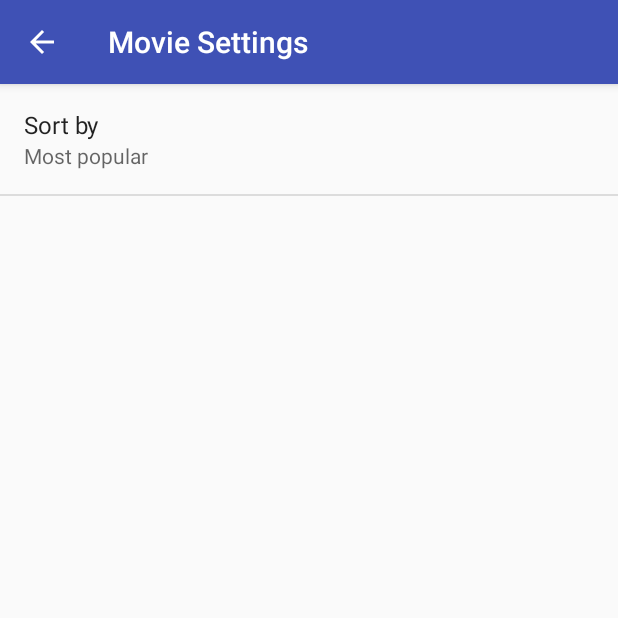
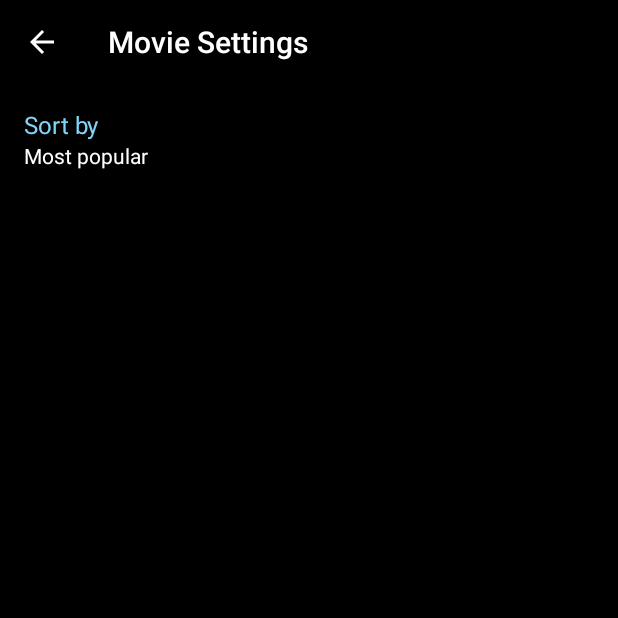
Before and after one commit to younes-makhtoum/popular-movies-app, an Android app: the SettingsActivity screen opened directly, with no data from a screen before it, on a phone screen of 412 x 824 dp, the top half of it. Run offline under Robolectric (Android 15) with nearby library versions, the phone set to English and light mode, and no system bars.

Commit message:
Update app UI with new dark theme

```diff
--- a/app/src/main/AndroidManifest.xml
+++ b/app/src/main/AndroidManifest.xml
@@ -16,7 +16,6 @@
         <activity android:name=".ui.welcomescreen.MainActivity">
             <intent-filter>
                 <action android:name="android.intent.action.MAIN" />
-
                 <category android:name="android.intent.category.LAUNCHER" />
             </intent-filter>
         </activity>
--- a/app/src/main/res/values/colors.xml
+++ b/app/src/main/res/values/colors.xml
@@ -1,6 +1,11 @@
 <?xml version="1.0" encoding="utf-8"?>
 <resources>
+    <!-- App base colors-->
     <color name="colorPrimary">#3F51B5</color>
-    <color name="colorPrimaryDark">#303F9F</color>
-    <color name="colorAccent">#FF4081</color>
+    <color name="colorPrimaryDark">#000000</color>
+    <color name="colorAccent">#FF8A65</color>
+
+    <!-- Text colors-->
+    <color name="pureWhite">#FFFFFF</color>
+    <color name="lightBlue">#81D4FA</color>
 </resources>
--- a/app/src/main/res/values/styles.xml
+++ b/app/src/main/res/values/styles.xml
@@ -6,6 +6,11 @@
         <item name="colorPrimary">@color/colorPrimary</item>
         <item name="colorPrimaryDark">@color/colorPrimaryDark</item>
         <item name="colorAccent">@color/colorAccent</item>
+        <item name="android:windowBackground">@color/colorPrimaryDark</item>
+        <item name="android:background">@color/colorPrimaryDark</item>
+        <item name="android:textColorPrimary">@color/lightBlue</item>
+        <item name="android:textColorSecondary">@color/pureWhite</item>
+        <item name="android:textColorAlertDialogListItem">@color/pureWhite</item>
     </style>
 
     <style name="Label">
@@ -13,6 +18,7 @@
         <item name="android:layout_height">wrap_content</item>
         <item name="android:textStyle">bold</item>
         <item name="android:textSize">@dimen/label_size</item>
+        <item name="android:textColor">@color/lightBlue</item>
     </style>
 
     <style name="Data">
@@ -20,7 +26,7 @@
         <item name="android:layout_height">wrap_content</item>
         <item name="android:layout_margin">@dimen/half_margin</item>
         <item name="android:textSize">@dimen/data_size</item>
-        <item name="android:textColor">@color/colorPrimaryDark</item>
+        <item name="android:textColor">@color/pureWhite</item>
     </style>
 
 </resources>
```
